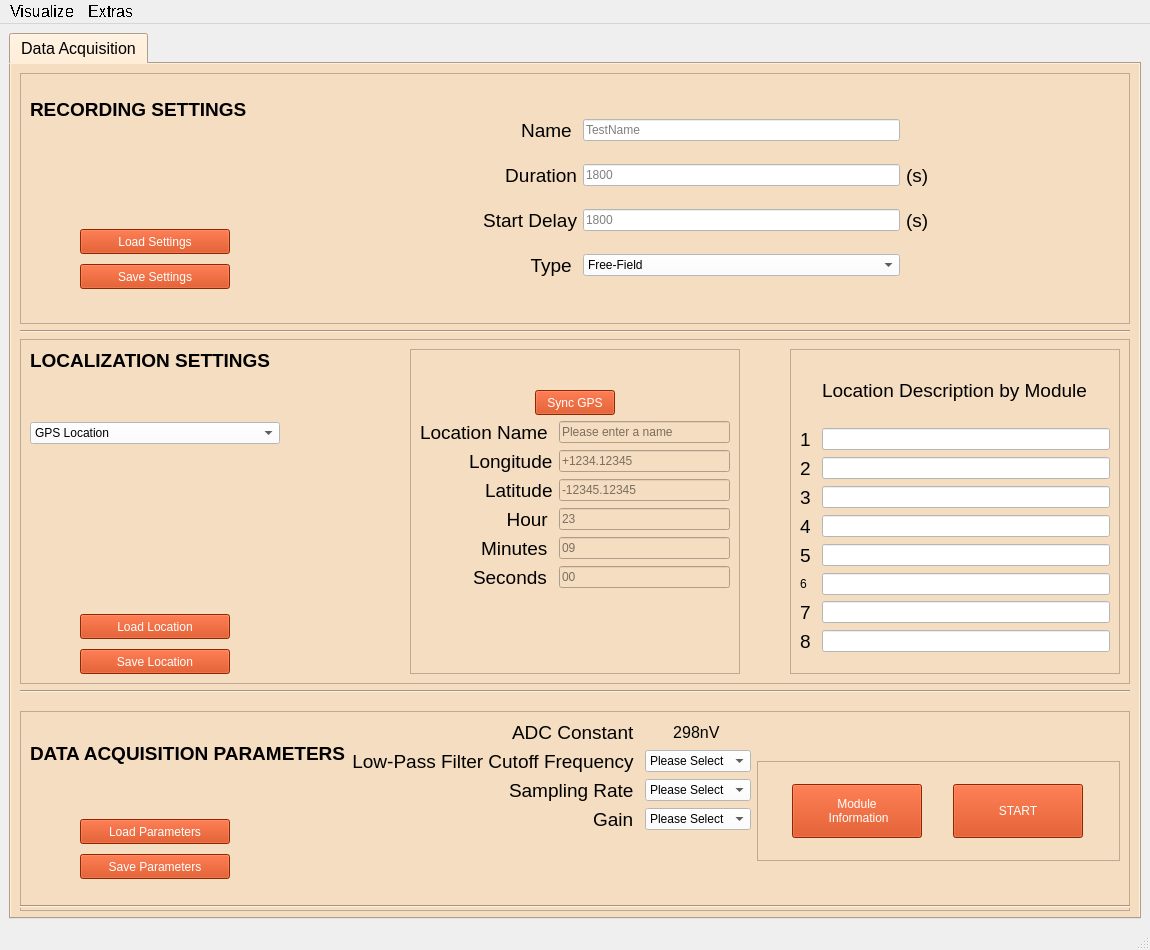
Before: the Qt Designer form GUI/Qt_Files/main_window.ui in jrsm1/EWAS_Application, drawn with Qt 5.
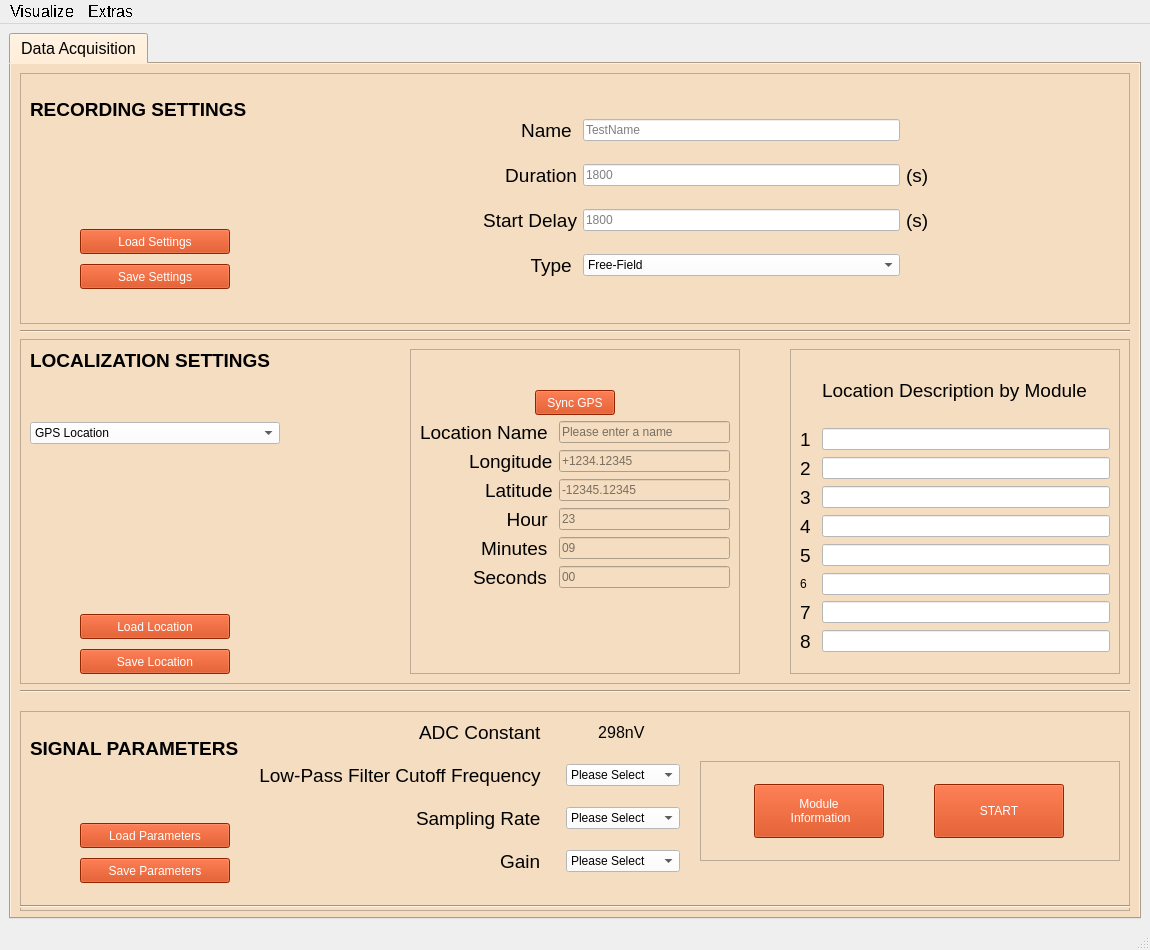
After: the same form once the commit is applied.

What changed in the file:
```diff
--- a/GUI/Qt_Files/main_window.ui
+++ b/GUI/Qt_Files/main_window.ui
@@ -1081,6 +1081,9 @@
            <enum>QFrame::Raised</enum>
           </property>
           <layout class="QHBoxLayout" name="horizontalLayout_3">
+           <property name="spacing">
+            <number>20</number>
+           </property>
            <item>
             <layout class="QVBoxLayout" name="verticalLayout_12">
              <item>
@@ -1092,7 +1095,7 @@
                 </size>
                </property>
                <property name="text">
-                <string>&lt;html&gt;&lt;head/&gt;&lt;body&gt;&lt;p&gt;&lt;span style=&quot; font-size:14pt; font-weight:600;&quot;&gt;DATA ACQUISITION PARAMETERS&lt;/span&gt;&lt;span style=&quot; font-size:14pt;&quot;/&gt;&lt;/p&gt;&lt;/body&gt;&lt;/html&gt;</string>
+                <string>&lt;html&gt;&lt;head/&gt;&lt;body&gt;&lt;p&gt;&lt;span style=&quot; font-size:14pt; font-weight:600;&quot;&gt;SIGNAL PARAMETERS&lt;/span&gt;&lt;/p&gt;&lt;/body&gt;&lt;/html&gt;</string>
                </property>
                <property name="alignment">
                 <set>Qt::AlignLeading|Qt::AlignLeft|Qt::AlignTop</set>
```
Left out of the diff: 12 changed lines with no effect on the pictures.
